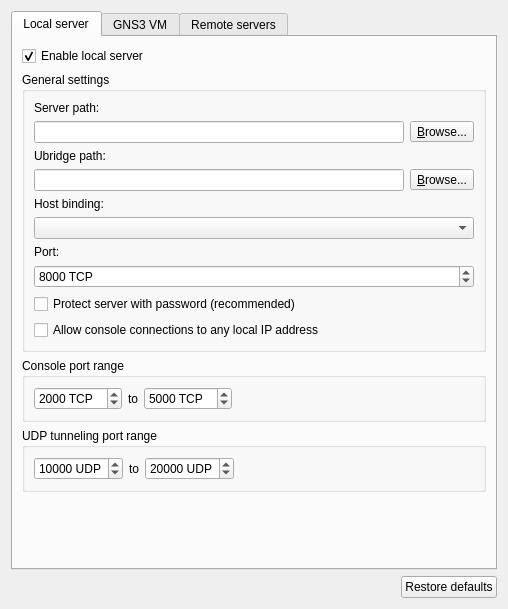
Qt form gns3/ui/server_preferences_page.ui (GNS3/gns3-gui) before a commit.
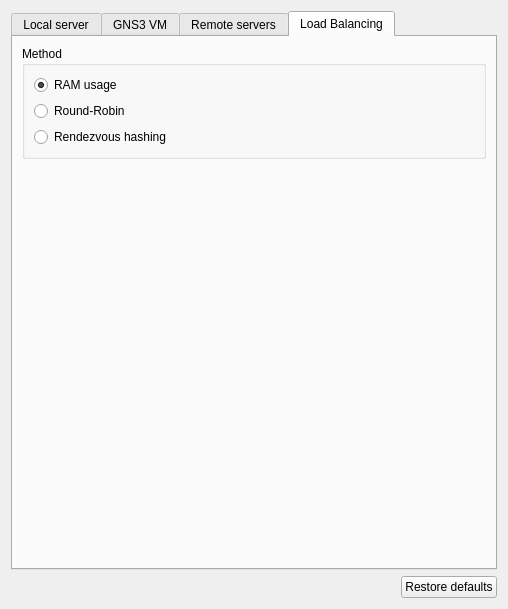
The same form after that commit. The open tabs and pages were chosen to show the change.

Commit message: Round-Robin load balancing support. #419.

```diff
--- a/gns3/ui/server_preferences_page.ui
+++ b/gns3/ui/server_preferences_page.ui
@@ -649,6 +649,59 @@
       <zorder>uiRemoteServersTreeWidget</zorder>
       <zorder></zorder>
      </widget>
+     <widget class="QWidget" name="uiLoadBalancingTabWidget">
+      <attribute name="title">
+       <string>Load Balancing</string>
+      </attribute>
+      <layout class="QVBoxLayout" name="verticalLayout_4">
+       <item>
+        <widget class="QGroupBox" name="uiMethodGroupBox">
+         <property name="title">
+          <string>Method</string>
+         </property>
+         <layout class="QGridLayout" name="gridLayout_4">
+          <item row="0" column="0">
+           <widget class="QRadioButton" name="uiRAMUsageRadioButton">
+            <property name="text">
+             <string>RAM usage</string>
+            </property>
+            <property name="checked">
+             <bool>true</bool>
+            </property>
+           </widget>
+          </item>
+          <item row="1" column="0">
+           <widget class="QRadioButton" name="uiRoundRobinRadioButton">
+            <property name="text">
+             <string>Round-Robin</string>
+            </property>
+           </widget>
+          </item>
+          <item row="2" column="0">
+           <widget class="QRadioButton" name="uiRendezVousHashingRadioButton">
+            <property name="text">
+             <string>Rendezvous hashing</string>
+            </property>
+           </widget>
+          </item>
+         </layout>
+        </widget>
+       </item>
+       <item>
+        <spacer name="verticalSpacer_2">
+         <property name="orientation">
+          <enum>Qt::Vertical</enum>
+         </property>
+         <property name="sizeHint" stdset="0">
+          <size>
+           <width>20</width>
+           <height>382</height>
+          </size>
+         </property>
+        </spacer>
+       </item>
+      </layout>
+     </widget>
     </widget>
    </item>
    <item>
```
Left out of the diff: 6 changed lines with no effect on the pictures. The commit also changes 11 other files.
